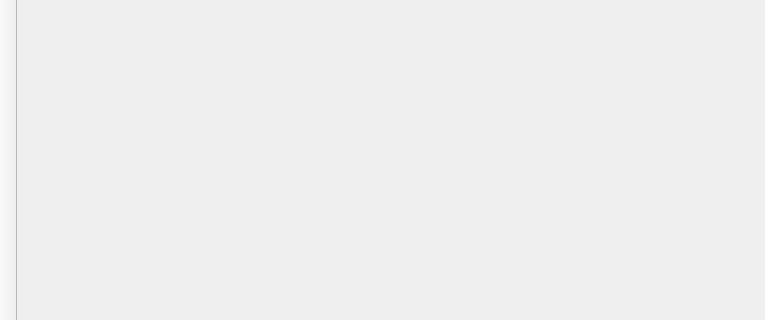
Before: the Qt Designer form mainwindow.ui in jassuncao/eparts, drawn with Qt 5; both pictures show x 0 to 765 and y 0 to 320 of the 765 by 605 pixel window.
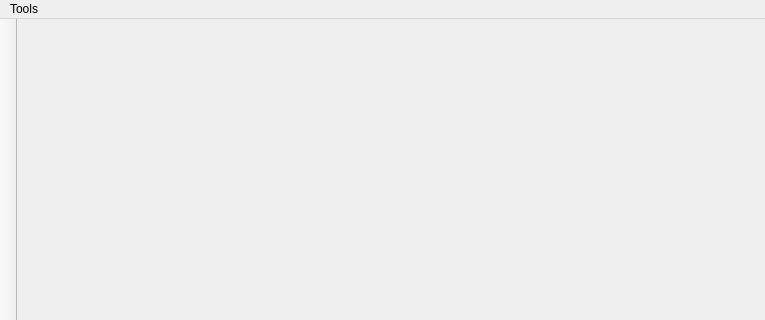
After: the same form once the commit is applied. Icons and pictures are not drawn.

Patch:
```diff
--- a/mainwindow.ui
+++ b/mainwindow.ui
@@ -49,6 +49,13 @@
      <height>22</height>
     </rect>
    </property>
+   <widget class="QMenu" name="menuSettings">
+    <property name="title">
+     <string>Tools</string>
+    </property>
+    <addaction name="actionOptions"/>
+   </widget>
+   <addaction name="menuSettings"/>
   </widget>
   <widget class="QToolBar" name="mainToolBar">
    <property name="movable">
```
Left out of the diff: 5 changed lines with no effect on the pictures.
